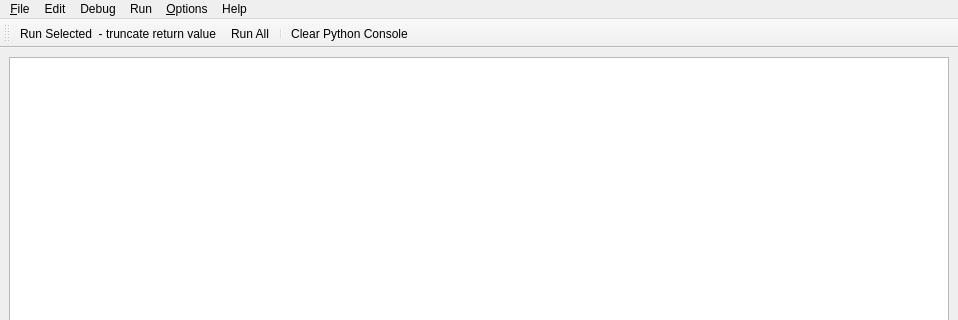
Above: preditor/gui/ui/loggerwindow.ui from tbttfox/PrEditor before the change; both pictures show x 0 to 958 and y 0 to 320 of the 958 by 808 pixel window. Below: the same form after it.
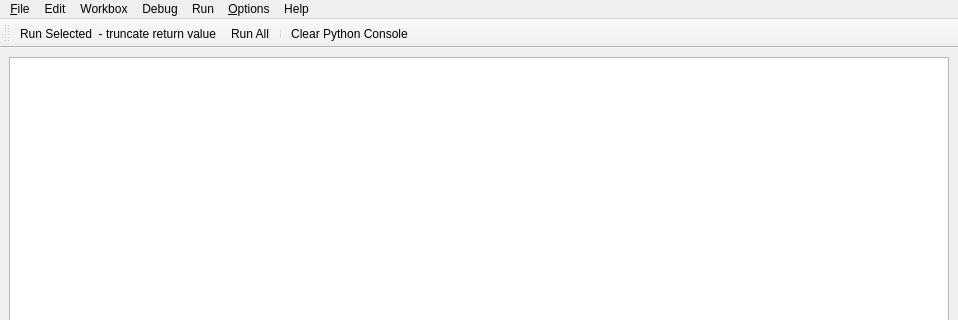
That is the form after the change. Custom widgets are drawn as their Qt base class.

Commit message: Show a new menu at the top, populated by the current workbox plugin

The edit to the form file:
```diff
--- a/preditor/gui/ui/loggerwindow.ui
+++ b/preditor/gui/ui/loggerwindow.ui
@@ -1146,8 +1146,14 @@
     <addaction name="uiShowNextWorkboxVersionACT"/>
     <addaction name="uiShowLastWorkboxVersionACT"/>
    </widget>
+   <widget class="QMenu" name="uiWorkboxMENU">
+    <property name="title">
+     <string>Workbox</string>
+    </property>
+   </widget>
    <addaction name="uiFileMENU"/>
    <addaction name="uiEditMENU"/>
+   <addaction name="uiWorkboxMENU"/>
    <addaction name="uiDebugMENU"/>
    <addaction name="uiRunMENU"/>
    <addaction name="uiOptionsMENU"/>
```
The commit also changes 4 other files.
